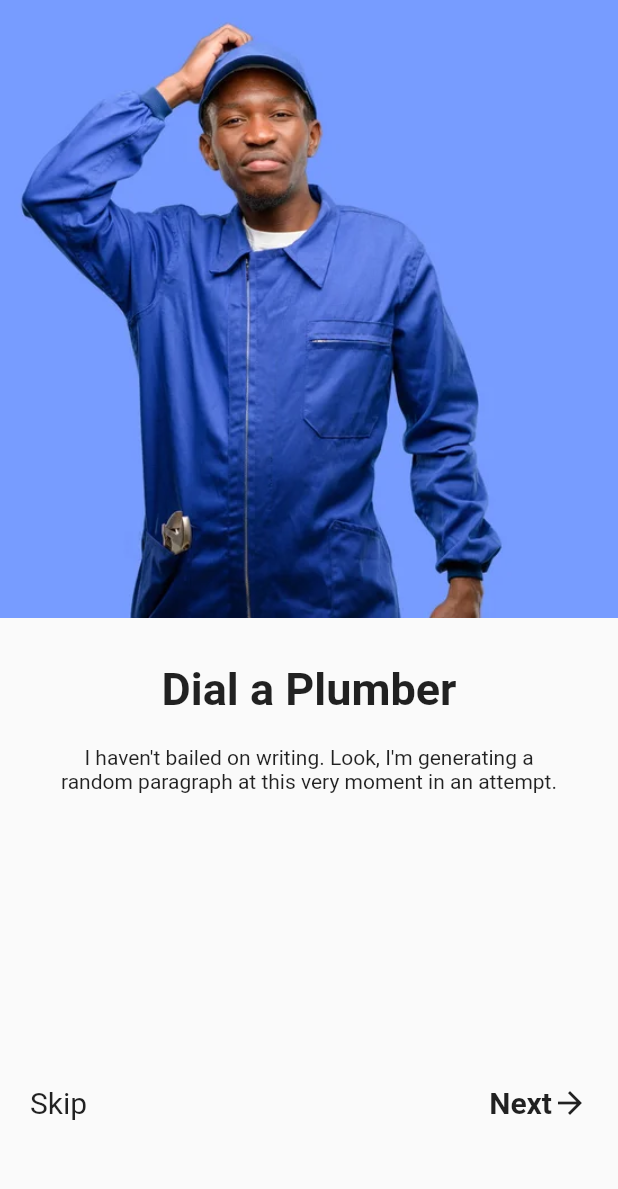
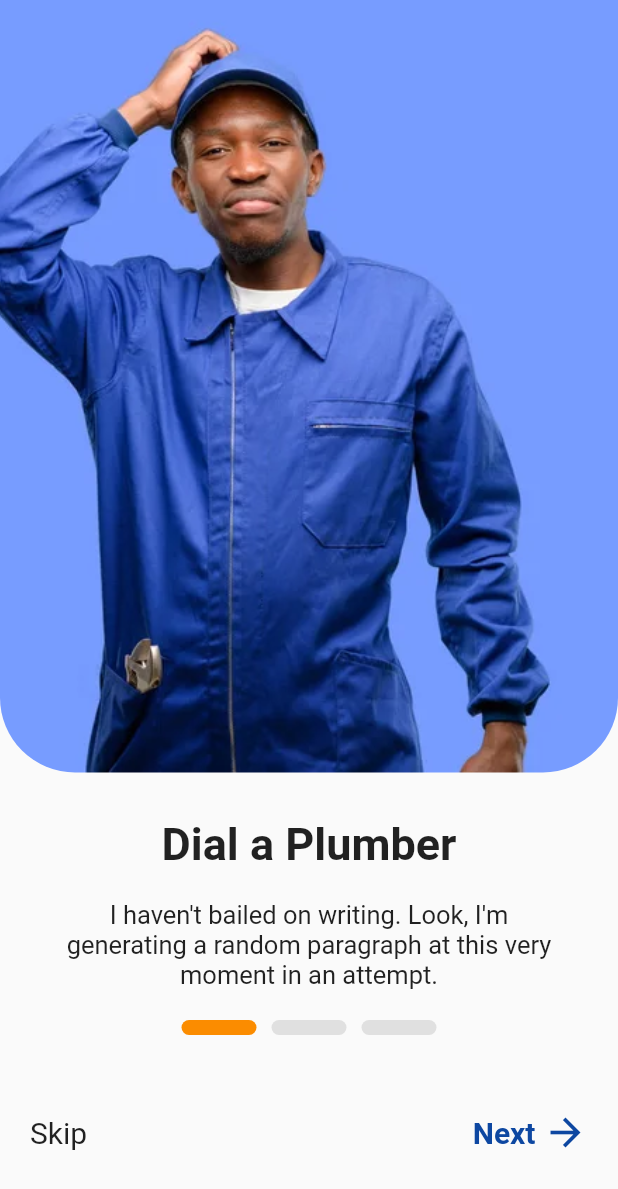
Before and after one commit to parlgy/Dial_A_Plumber, a Flutter app: the screen it shows after launch, on a phone screen of 412 x 824 dp. Shown: the top 1189 px of the screen. Run offline on Flutter 3.47's test engine with Material 2 defaults, Android fonts, the phone set to English and light mode, and no system bars.

Commit message:
completed onboarding screen one

```diff
--- a/lib/pages/onboarding.dart/onboardingscreen_one.dart
+++ b/lib/pages/onboarding.dart/onboardingscreen_one.dart
@@ -25,9 +25,12 @@ class _OnboardingScreenOneState extends State<OnboardingScreenOne> {
           child: Column(
             children: [
               Container(
-                height: MediaQuery.of(context).size.height / 2,
+                height: MediaQuery.of(context).size.height / 1.6,
                 decoration: const BoxDecoration(
-                  // borderRadius: Border.symmetric(horizontal: ),
+                  borderRadius: BorderRadius.only(
+                    bottomLeft: Radius.circular(50),
+                    bottomRight: Radius.circular(50),
+                  ),
                   image: DecorationImage(
                     image: AssetImage('assets/images/onboarding2.jpg'),
                     fit: BoxFit.cover,
@@ -52,13 +55,53 @@ class _OnboardingScreenOneState extends State<OnboardingScreenOne> {
                 child: const Text(
                   'I haven\'t bailed on writing. Look, I\'m generating a random paragraph at this very moment in an attempt.',
                   textAlign: TextAlign.center,
-                  style: TextStyle(),
+                  style: TextStyle(fontSize: 17),
                 ),
               ),
-              // Expanded(child: Container()),
+              const SizedBox(
+                height: 20,
+              ),
+              Row(
+                mainAxisAlignment: MainAxisAlignment.center,
+                children: [
+                  Container(
+                    height: 10,
+                    width: 50,
+                    decoration: BoxDecoration(
+                      color: Colors.orange[600],
+                      borderRadius: BorderRadius.circular(10),
+                    ),
+                  ),
+                  const SizedBox(
+                    width: 10,
+                  ),
+                  Container(
+                    height: 10,
+                    width: 50,
+                    decoration: BoxDecoration(
+                      color: Colors.grey[300],
+                      borderRadius: BorderRadius.circular(10),
+                    ),
+                  ),
+                  const SizedBox(
+                    width: 10,
+                  ),
+                  Container(
+                    height: 10,
+                    width: 50,
+                    decoration: BoxDecoration(
+                      color: Colors.grey[300],
+                      borderRadius: BorderRadius.circular(10),
+                    ),
+                  )
+                ],
+              ),
+              const SizedBox(
+                height: 50,
+              ),
               Container(
-                margin: EdgeInsets.only(left: 20, right: 20),
-                height: MediaQuery.of(context).size.height / 2,
+                margin: const EdgeInsets.only(left: 20, right: 20),
+                // height: MediaQuery.of(context).size.height / 5,
                 child: Row(
                   children: [
                     const Text(
@@ -67,15 +110,21 @@ class _OnboardingScreenOneState extends State<OnboardingScreenOne> {
                     ),
                     Expanded(child: Container()),
                     Row(
-                      children: const [
+                      children: [
                         Text(
                           'Next',
                           style: TextStyle(
                             fontSize: 20,
                             fontWeight: FontWeight.bold,
+                            color: Colors.blue[900],
                           ),
                         ),
-                        Icon(Icons.arrow_forward),
+                        const SizedBox(width: 5),
+                        Icon(
+                          Icons.arrow_forward,
+                          size: 30,
+                          color: Colors.blue[900],
+                        ),
                       ],
                     )
                   ],
```
